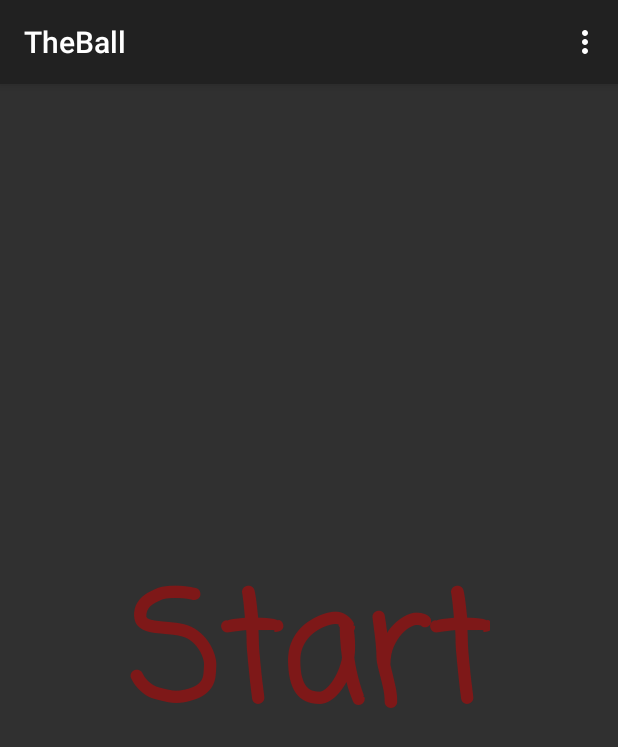
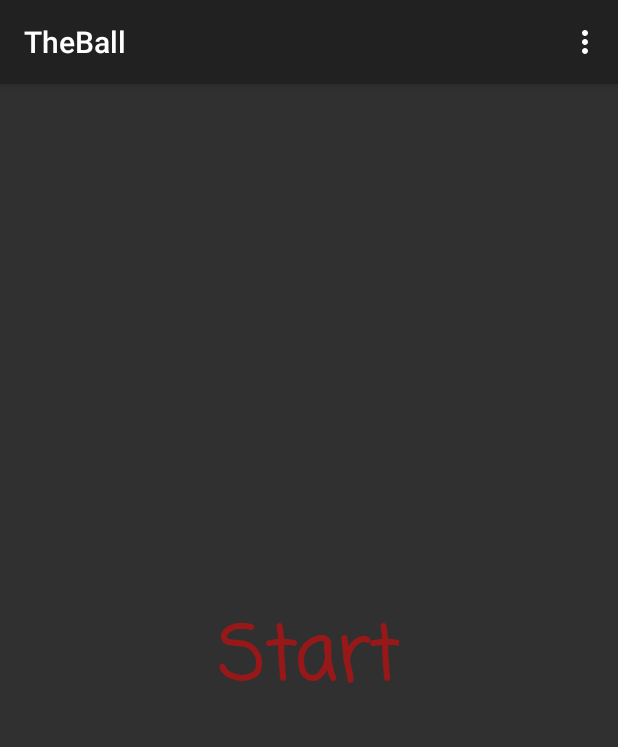
Before and after one commit to fstaine/TheBall, an Android app: the screen it shows after launch (GameActivity), on a phone screen of 412 x 824 dp. Shown: the top 747 px of the screen. Run offline under Robolectric (Android 15) with nearby library versions, the phone set to English and light mode, and no system bars.

Commit message:
New app style
Refactor + add missing AppCompat class

```diff
--- a/app/src/main/java/fr/fstaine/theball/controller/GameEngine.java
+++ b/app/src/main/java/fr/fstaine/theball/controller/GameEngine.java
@@ -16,16 +16,15 @@
 import fr.fstaine.theball.view.GameView;
 
 public class GameEngine {
+    private static final String TAG = "GameEngine";
 
-    private static final String TAG = "GameEngine";
-    private final GameView mGameView;
     private final Ball ball;
 	private final Bonus bonus;
     private GameFragment mContainer;
     private OnGameEventListener mGameEventListener;
     // TODO: Put reward in Bonus ?
     private int reward;
-    private int timer = 5000;
+    private int timer = 10000;
 
     private SensorManager mManager;
     private Sensor mAccelerometer;
@@ -88,7 +87,6 @@
                     + " must implement " + OnGameEventListener.class);
         }
         this.mContainer = pView;
-        this.mGameView = gameView;
         this.ball = gameView.getBall();
         this.bonus = gameView.getBonus();
 
--- a/app/src/main/res/layout/fragment_game.xml
+++ b/app/src/main/res/layout/fragment_game.xml
@@ -28,9 +28,7 @@
             android:text="0"
             android:textAlignment="center"
             android:textAllCaps="false"
-            android:textAppearance="@style/TextAppearance.AppCompat.Large"
-            android:textColor="@android:color/holo_red_dark"
-            android:textSize="100sp"
+            android:textAppearance="@style/GameFont.Big"
             android:textStyle="bold" />
 
         <TextView
@@ -40,14 +38,10 @@
             android:layout_alignParentTop="true"
             android:layout_centerHorizontal="true"
             android:alpha="0.2"
-            android:fontFamily="casual"
             android:text="0"
             android:textAlignment="center"
             android:textAllCaps="false"
-            android:textAppearance="@style/TextAppearance.AppCompat.Large"
-            android:textColor="@android:color/holo_red_dark"
-            android:textSize="75sp"
-            android:textStyle="bold" />
+            android:textAppearance="@style/GameFont.Title" />
 
     </RelativeLayout>
 
@@ -63,14 +57,8 @@
             android:layout_centerHorizontal="true"
             android:layout_centerVertical="true"
             android:alpha="0.5"
-            android:fontFamily="casual"
             android:text="Start"
-            android:textAlignment="center"
-            android:textAllCaps="false"
-            android:textAppearance="@style/TextAppearance.AppCompat.Large"
-            android:textColor="@android:color/holo_red_dark"
-            android:textSize="100sp"
-            android:textStyle="bold" />
+            android:textAppearance="@style/GameFont.Title" />
 
     </RelativeLayout>
 
--- a/app/src/main/res/values/styles.xml
+++ b/app/src/main/res/values/styles.xml
@@ -1,11 +1,30 @@
 <resources>
 
-    <!-- Base application theme. -->
     <style name="AppTheme" parent="Theme.AppCompat.Light.DarkActionBar">
-        <!-- Customize your theme here. -->
         <item name="colorPrimary">@color/colorPrimary</item>
         <item name="colorPrimaryDark">@color/colorPrimaryDark</item>
         <item name="colorAccent">@color/colorAccent</item>
     </style>
 
+    <!-- base game text -->
+    <style name="GameFont" parent="@style/TextAppearance.AppCompat.Large">
+        <item name="android:textColor">#ff0000</item>
+        <item name="android:textSize">30sp</item>
+        <item name="android:textStyle">bold</item>
+        <item name="android:fontFamily">casual</item>
+    </style>
+
+    <style name="GameFont.Big" parent="@style/GameFont">
+        <item name="android:textSize">100sp</item>
+    </style>
+
+    <style name="GameFont.Title" parent="@style/GameFont">
+        <item name="android:textSize">50sp</item>
+        <item name="android:textAlignment">center</item>
+    </style>
+
+    <style name="GameFont.Small" parent="@style/GameFont">
+        <item name="android:textSize">20sp</item>
+    </style>
+
 </resources>
```
Also changed, not shown: app/src/main/java/fr/fstaine/theball/GameFragment.java (+3 -4 lines), app/src/main/java/fr/fstaine/theball/view/compat/AppCompatPreferenceActivity.java (added, +109 -0 lines).
